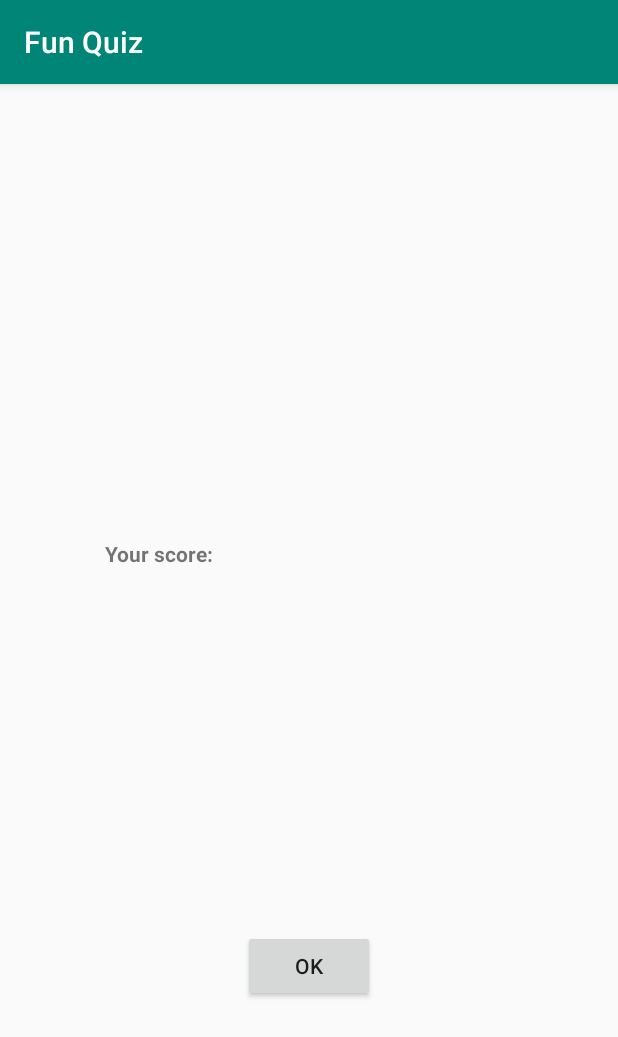
After one commit to chinhquang/FunQuiz, an Android app: the Result screen opened directly, with no data from a screen before it, on a phone screen of 412 x 824 dp. The commit adds this screen. Shown: the top 1037 px of the screen. Run offline under Robolectric (Android 15) with nearby library versions, the phone set to English and light mode, and no system bars.

```diff
--- a/app/src/main/AndroidManifest.xml
+++ b/app/src/main/AndroidManifest.xml
@@ -25,6 +25,7 @@
         <activity android:name=".SignUpActivity" />
         <activity android:name=".QuizAcitivity" />
         <activity android:name=".OptionsActivity"></activity>
+        <activity android:name=".Result"></activity>
     </application>
 
 </manifest>
--- /dev/null
+++ b/app/src/main/java/com/example/chinhtrinhquang/funquiz/Result.java
@@ -0,0 +1,33 @@
+package com.example.chinhtrinhquang.funquiz;
+
+import android.app.Activity;
+import android.os.Bundle;
+import android.support.v7.app.AppCompatActivity;
+import android.view.View;
+import android.widget.Button;
+import android.widget.TextView;
+import android.widget.Toast;
+
+public class Result extends AppCompatActivity {
+
+    private TextView score;
+    private Button ok;
+
+    @Override
+    protected void onCreate(final Bundle savedInstantState)
+    {
+        super.onCreate(savedInstantState);
+        setContentView(R.layout.result);
+
+        score = (TextView) findViewById(R.id.txtScore);
+        //score.setText(QuizAcitivity.score);
+
+        ok = (Button) findViewById(R.id.btnOK);
+        ok.setOnClickListener(new View.OnClickListener() {
+            @Override
+            public void onClick(View v) {
+                Toast.makeText(Result.this, R.string.back_home, Toast.LENGTH_SHORT).show();
+            }
+        });
+    }
+}
--- a/app/src/main/java/com/example/chinhtrinhquang/funquiz/TrueFalse.java
+++ b/app/src/main/java/com/example/chinhtrinhquang/funquiz/TrueFalse.java
@@ -24,6 +24,8 @@ public class TrueFalse extends Object {
         mQuestion = question;
     }
 
+    public Question getQuestionObj() { return mQuestion; }
+
     public int isTrueQuestion() {
         return mTrueQuestion;
     }
--- /dev/null
+++ b/app/src/main/res/layout/result.xml
@@ -0,0 +1,54 @@
+<?xml version="1.0" encoding="utf-8"?>
+<android.support.constraint.ConstraintLayout
+    xmlns:android="http://schemas.android.com/apk/res/android"
+    xmlns:app="http://schemas.android.com/apk/res-auto"
+    xmlns:tools="http://schemas.android.com/tools"
+    android:layout_width="match_parent"
+    android:layout_height="match_parent">
+
+    <TextView
+        android:id="@+id/txtScore"
+        android:layout_width="222dp"
+        android:layout_height="40dp"
+        android:layout_marginTop="72dp"
+        android:layout_marginEnd="4dp"
+        android:layout_marginRight="4dp"
+        android:layout_marginBottom="8dp"
+        android:padding="8dp"
+        app:layout_constraintBottom_toTopOf="@+id/btnOK"
+        app:layout_constraintEnd_toEndOf="parent"
+        app:layout_constraintTop_toTopOf="parent" />
+
+    <TextView
+        android:id="@+id/textView9"
+        android:layout_width="116dp"
+        android:layout_height="38dp"
+        android:layout_marginStart="8dp"
+        android:layout_marginLeft="8dp"
+        android:layout_marginTop="72dp"
+        android:layout_marginEnd="8dp"
+        android:layout_marginRight="8dp"
+        android:layout_marginBottom="8dp"
+        android:padding="8dp"
+        android:text="@string/score_label"
+        android:textStyle="bold"
+        app:layout_constraintBottom_toTopOf="@+id/btnOK"
+        app:layout_constraintEnd_toStartOf="@+id/txtScore"
+        app:layout_constraintHorizontal_bias="1.0"
+        app:layout_constraintStart_toStartOf="parent"
+        app:layout_constraintTop_toTopOf="parent" />
+
+    <Button
+        android:id="@+id/btnOK"
+        android:layout_width="wrap_content"
+        android:layout_height="wrap_content"
+        android:layout_marginStart="8dp"
+        android:layout_marginLeft="8dp"
+        android:layout_marginEnd="8dp"
+        android:layout_marginRight="8dp"
+        android:layout_marginBottom="156dp"
+        android:text="@string/ok_button"
+        app:layout_constraintBottom_toBottomOf="parent"
+        app:layout_constraintEnd_toEndOf="parent"
+        app:layout_constraintStart_toStartOf="parent" />
+</android.support.constraint.ConstraintLayout>
--- a/app/src/main/res/values/strings.xml
+++ b/app/src/main/res/values/strings.xml
@@ -25,6 +25,9 @@
     <string name="correct_toast">Corect</string>
     <string name="incorrect_toast">Incorrect</string>
     <string name="next_button">Next</string>
+    <string name="pause_button">Pause</string>
+    <string name="ok_button">OK</string>
+    <string name="score_label">Your score:</string>
     <string name="question_oceans">The Pacific Ocean is lager than the Atlantic Ocean</string>
     <string name="question_mideast">The Suez Canal connects the Res Sea and the Indian Ocean</string>
     <string name="question_africa">The source of the Nile River is in Egypt</string>
@@ -35,5 +38,6 @@
     <string name="show_answer_button">Show Answer</string>
     <string name="judgment_toast">Cheating is wrong</string>
     <string name="logged_in">Logged in</string>
+    <string name="back_home">Turning back to menu</string>
 
 </resources>
```
Also changed, not shown: app/src/main/java/com/example/chinhtrinhquang/funquiz/Candidate.java (added, +63 -0 lines), app/src/main/java/com/example/chinhtrinhquang/funquiz/QuizAcitivity.java (+71 -47 lines), app/src/main/res/layout/activity_quiz.xml (+60 -49 lines).
